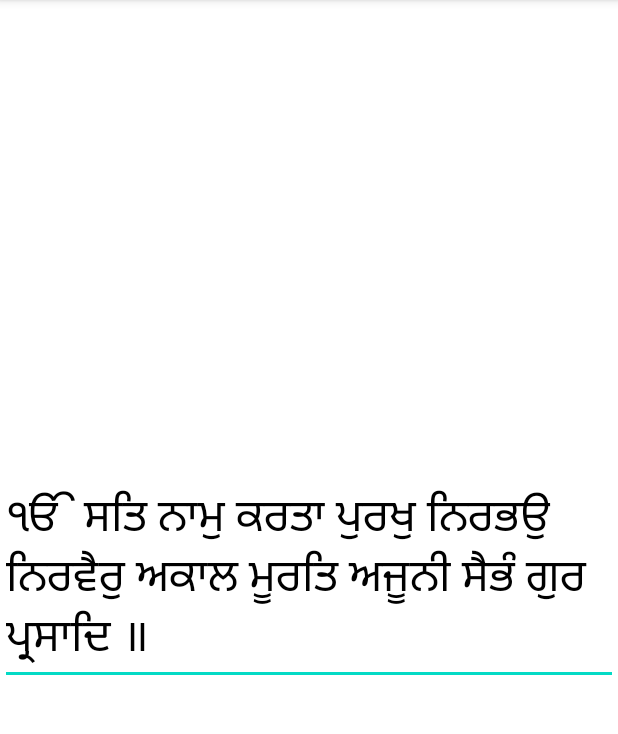
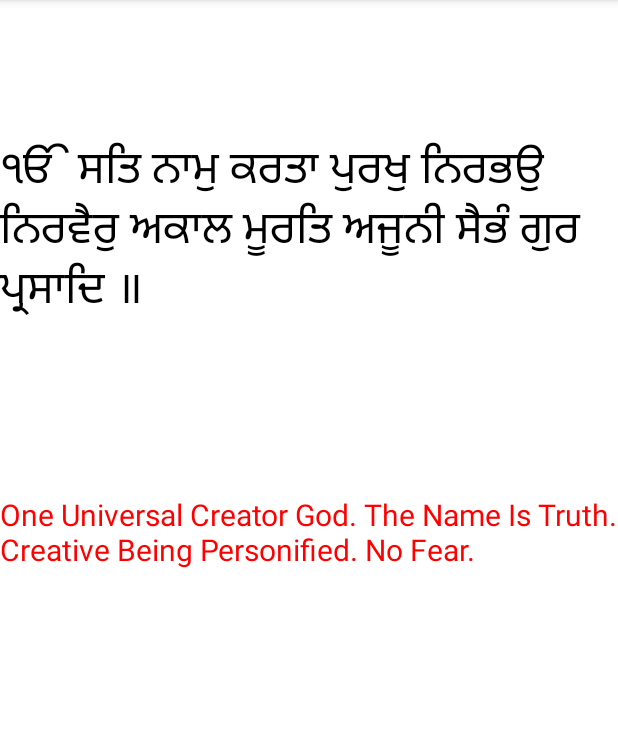
Before and after one commit to Simranjeet92Singh/JSONexample, an Android app: the screen it shows after launch (MainActivity), on a phone screen of 412 x 824 dp, the part 84-818 px from its top. Run offline under Robolectric (Android 15) with nearby library versions, the phone set to English and light mode, and no system bars.

Commit message:
new branch

```diff
--- a/app/src/main/java/com/example/jsonexample/MainActivity.kt
+++ b/app/src/main/java/com/example/jsonexample/MainActivity.kt
@@ -21,17 +21,18 @@ class MainActivity : AppCompatActivity() {
 init()
     }
 fun init() {
-    val text = findViewById<EditText>(R.id.name)
+    val text = findViewById<TextView>(R.id.name)
+    var textOne = findViewById<TextView>(R.id.nameOne)
     val obj = JSONObject(this.loadJSONFromAsset())
     val userArray = obj.getJSONArray("users")
 
     val userDetail = userArray.getJSONObject(0)
 users=userDetail.getString("1")
-
+val usersOne=userDetail.getString("2")
     text.setText(users)
-
+    textOne.setText(usersOne)
 }
-@SuppressLint("RestrictedApi")
+//@SuppressLint("RestrictedApi")
 fun Context.loadJSONFromAsset():String{
 //    val t = getActivity(this@MainActivity)!!.assets.openRawResourse("imp.json")
 val t = resources.openRawResource(R.raw.imp)
--- a/app/src/main/res/layout/activity_main.xml
+++ b/app/src/main/res/layout/activity_main.xml
@@ -6,7 +6,7 @@
     android:layout_height="match_parent"
     tools:context=".MainActivity">
 
-    <EditText
+    <TextView
         android:id="@+id/name"
         android:layout_width="wrap_content"
         android:layout_height="wrap_content"
@@ -16,6 +16,24 @@
         android:textSize="30sp"
         app:layout_constraintBottom_toBottomOf="parent"
         app:layout_constraintEnd_toEndOf="parent"
+        app:layout_constraintHorizontal_bias="0.404"
         app:layout_constraintStart_toStartOf="parent"
-        app:layout_constraintTop_toTopOf="parent" />
+        app:layout_constraintTop_toTopOf="parent"
+        app:layout_constraintVertical_bias="0.14" />
+
+    <TextView
+        android:id="@+id/nameOne"
+        android:layout_width="wrap_content"
+        android:layout_height="wrap_content"
+        android:layout_centerHorizontal="true"
+        android:text="Name1"
+        android:textColor="#FF0000"
+        android:textSize="20sp"
+        app:layout_constraintBottom_toBottomOf="parent"
+        app:layout_constraintEnd_toEndOf="parent"
+        app:layout_constraintHorizontal_bias="0.404"
+        app:layout_constraintStart_toStartOf="parent"
+        app:layout_constraintTop_toBottomOf="@+id/name"
+        app:layout_constraintVertical_bias="0.229" />
+
 </androidx.constraintlayout.widget.ConstraintLayout>
--- a/app/src/main/res/raw/imp.json
+++ b/app/src/main/res/raw/imp.json
@@ -1,7 +1,8 @@
 
 {"users":[{
 "userName":"user1",
-"1":"ੴ ਸਤਿ ਨਾਮੁ ਕਰਤਾ ਪੁਰਖੁ ਨਿਰਭਉ ਨਿਰਵੈਰੁ ਅਕਾਲ ਮੂਰਤਿ ਅਜੂਨੀ ਸੈਭੰ ਗੁਰ ਪ੍ਰਸਾਦਿ ॥"
+"1":"ੴ ਸਤਿ ਨਾਮੁ ਕਰਤਾ ਪੁਰਖੁ ਨਿਰਭਉ ਨਿਰਵੈਰੁ ਅਕਾਲ ਮੂਰਤਿ ਅਜੂਨੀ ਸੈਭੰ ਗੁਰ ਪ੍ਰਸਾਦਿ ॥",
+  "2": "One Universal Creator God. The Name Is Truth. Creative Being Personified. No Fear."
 }
 ]
 }
```
